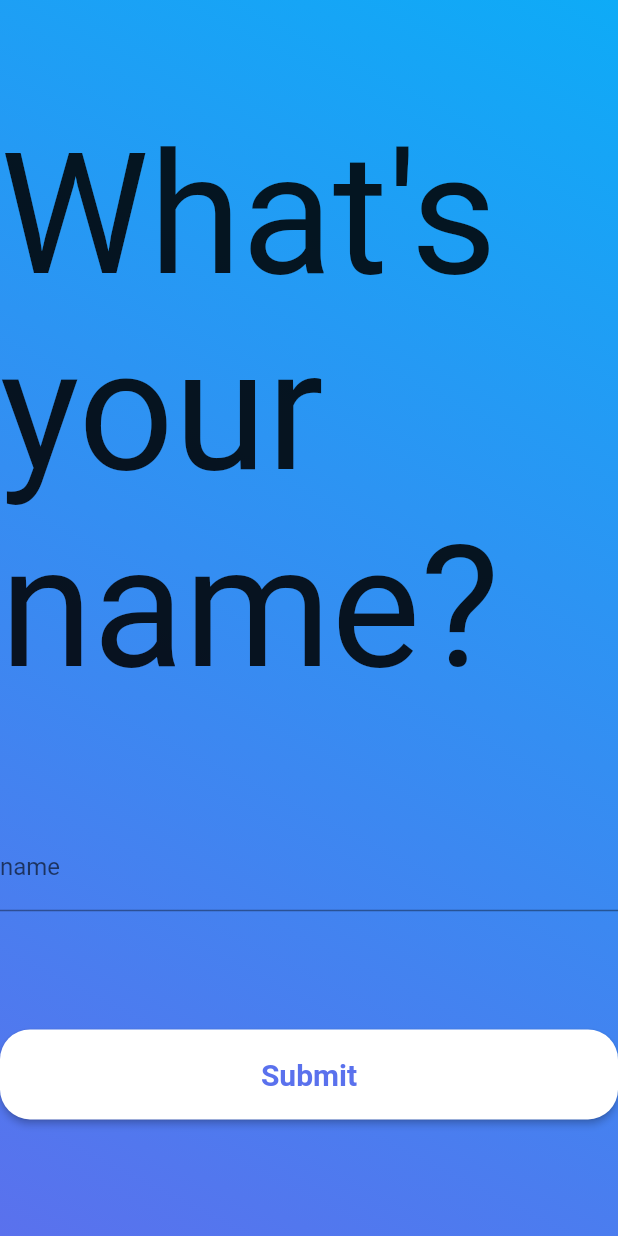
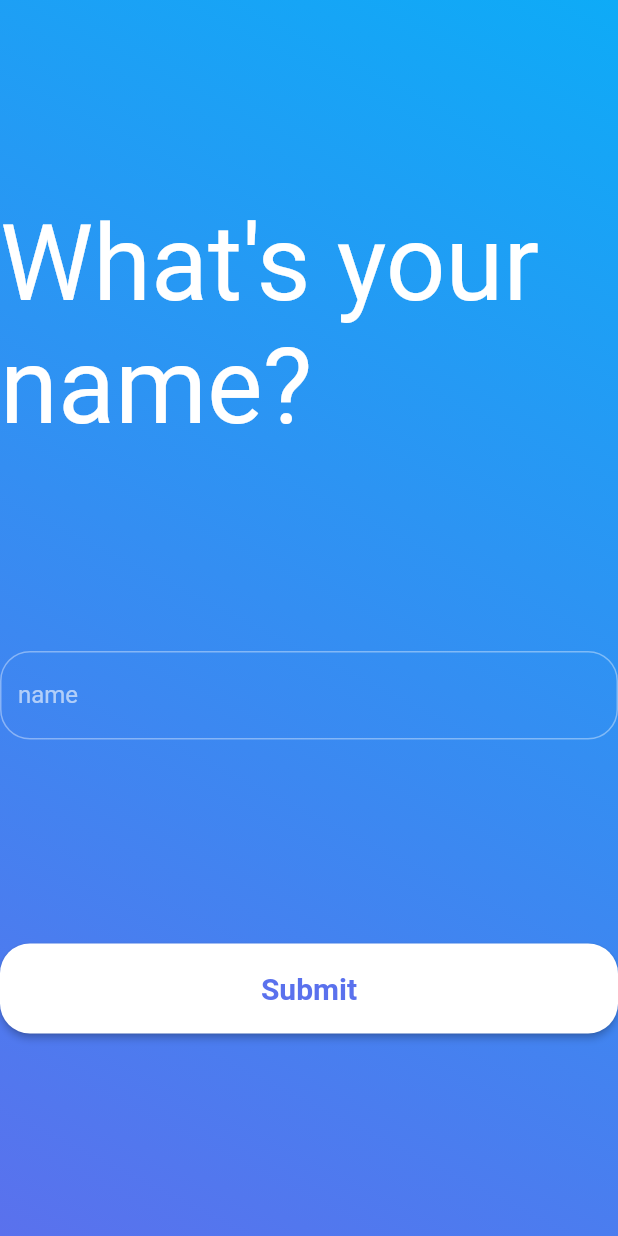
Before and after one commit to GuyNoimark/where-is-efi, a Flutter app: the NameScreen widget shown alone on an empty page, opened directly, on a phone screen of 412 x 824 dp. Run offline on Flutter 3.47's test engine with Material 2 defaults, Android fonts, the phone set to English and light mode, and no system bars; missing offline and left inert: dart:html.

Commit message:
Made things look nicer.

```diff
--- a/lib/screens/NameScreen.dart
+++ b/lib/screens/NameScreen.dart
@@ -18,9 +18,9 @@
         child: Column(
           mainAxisAlignment: MainAxisAlignment.spaceEvenly,
           children: [
-            Text(
+            const Text(
               "What's your name?",
-              textScaleFactor: 8,
+              textScaleFactor: 5,
             ),
             const SizedBox(
               width: 500,
```
Also changed, not shown: lib/app.dart (+6 -20 lines).
